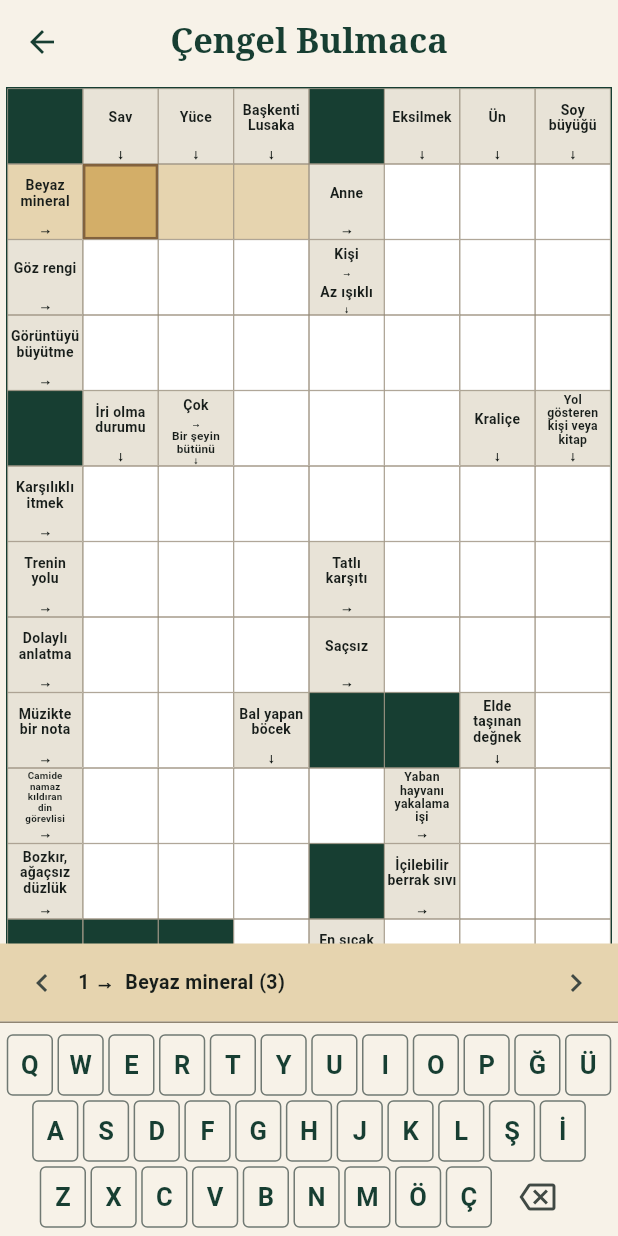
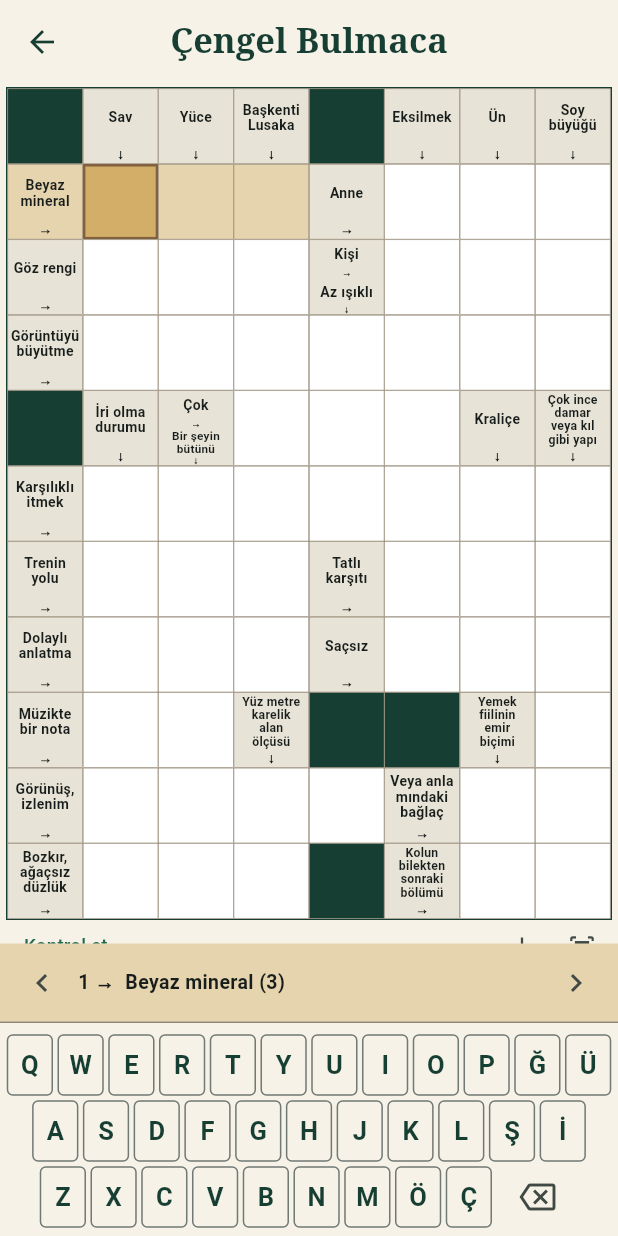
Before and after one commit to ediptan01-commits/bulmaca-gazetesi, a Flutter app: the PuzzleScreen screen opened directly with sample values from the repository, on a phone screen of 412 x 824 dp. Run offline on Flutter 3.47's test engine with Material 3 defaults, Android fonts, the phone set to English and light mode, and no system bars; our stand-ins replace shared_preferences; accounts and stored records are empty.

Commit message:
Update newspaper.dart

```diff
--- a/lib/newspaper.dart
+++ b/lib/newspaper.dart
@@ -2,7 +2,7 @@ part of 'main.dart';
 
 const crossSize = 7;
 const arrowSize = 8;
-const arrowRows = 12;
+const arrowRows = 11;
 
 class WordEntry {
   final String text, clue;
@@ -59,20 +59,19 @@ const arrowWords = [
   WordEntry('İRİLİK', 'İri olma durumu', 5, 1, true),
   WordEntry('TAMAMI', 'Bir şeyin bütünü', 5, 2, true),
   WordEntry('ECE', 'Kraliçe', 5, 6, true),
-  WordEntry('KILAVUZ', 'Yol gösteren kişi veya kitap', 5, 7, true),
+  WordEntry('KILCAL', 'Çok ince damar veya kıl gibi yapı', 5, 7, true),
   WordEntry('RAY', 'Trenin yolu', 6, 1, false),
   WordEntry('ACI', 'Tatlı karşıtı', 6, 5, false),
   WordEntry('İMA', 'Dolaylı anlatma', 7, 1, false),
   WordEntry('KEL', 'Saçsız', 7, 5, false),
-  // Alt ve üst kısımlar İRİLİK, TAMAMI ve KILAVUZ ile birleşir.
+  // 11 satırlık tek ızgara: alt satırlar İRİLİK, TAMAMI ve KILCAL ile birleşir.
   WordEntry('LA', 'Müzikte bir nota', 8, 1, false),
-  WordEntry('ARI', 'Bal yapan böcek', 9, 3, true),
-  WordEntry('ASA', 'Elde taşınan değnek', 9, 6, true),
-  WordEntry('İMAM', 'Camide namaz kıldıran din görevlisi', 9, 1, false),
-  WordEntry('AV', 'Yaban hayvanı yakalama işi', 9, 6, false),
+  WordEntry('AR', 'Yüz metrekarelik alan ölçüsü', 9, 3, true),
+  WordEntry('YE', 'Yemek fiilinin emir biçimi', 9, 6, true),
+  WordEntry('İMAJ', 'Görünüş, izlenim', 9, 1, false),
+  WordEntry('YA', 'Veya anlamındaki bağlaç', 9, 6, false),
   WordEntry('KIR', 'Bozkır, ağaçsız düzlük', 10, 1, false),
-  WordEntry('SU', 'İçilebilir berrak sıvı', 10, 6, false),
-  WordEntry('YAZ', 'En sıcak mevsim', 11, 5, false),
+  WordEntry('EL', 'Kolun bilekten sonraki bölümü', 10, 6, false),
 ];
 
 const searchGrid = [
```
